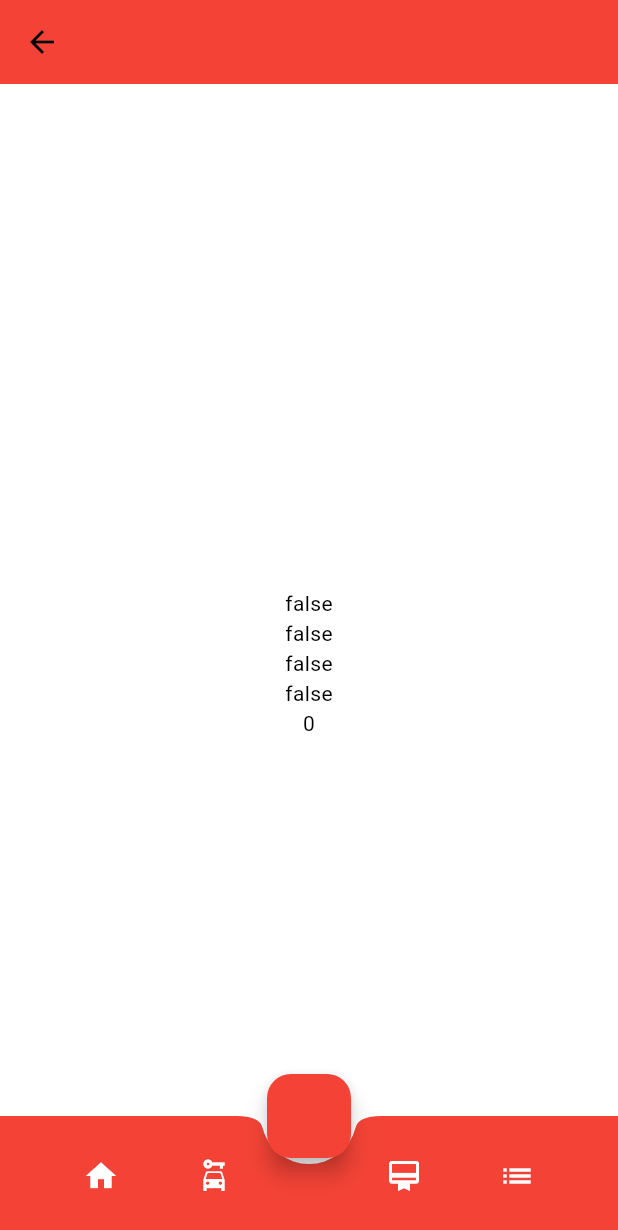
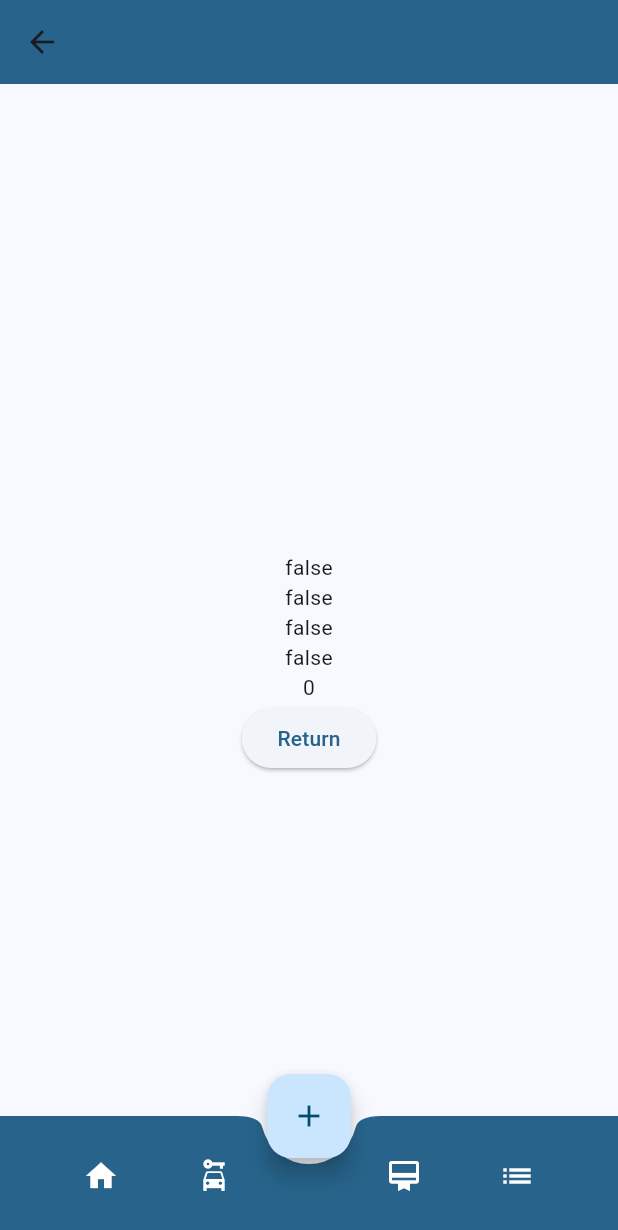
Before and after one commit to Davipcrs/parking-app, a Flutter app: the VeiculeInfoView screen opened directly with empty values, on a phone screen of 412 x 824 dp. Shown: the top 1230 px of the screen. Run offline on Flutter 3.47's test engine with Material 2 defaults, Android fonts, the phone set to English and light mode, and no system bars; our stand-ins replace dio, flutter_riverpod; network calls fail.

Commit message:
FAB creating errors

```diff
--- a/lib/view/bottom_app_bar.dart
+++ b/lib/view/bottom_app_bar.dart
@@ -19,7 +19,7 @@ appBottomBar(BuildContext context, WidgetRef ref) {
             onPressed: () {},
             icon: const Icon(Icons.car_rental),
           ),
-          SizedBox(
+          const SizedBox(
             width: 24,
           ),
           IconButton(
--- /dev/null
+++ b/lib/view/fab.dart
@@ -0,0 +1,8 @@
+import 'package:flutter/material.dart';
+
+fab(BuildContext context) {
+  return FloatingActionButton(
+    onPressed: () {},
+    child: const Icon(Icons.add),
+  );
+}
--- a/lib/view/veicule_info_view.dart
+++ b/lib/view/veicule_info.dart
@@ -2,6 +2,7 @@ import 'package:flutter/material.dart';
 import 'package:flutter_riverpod/flutter_riverpod.dart';
 import 'package:parking_app/model/veicule_model.dart';
 import 'package:parking_app/view/bottom_app_bar.dart';
+import 'package:parking_app/view/fab.dart';
 
 class VeiculeInfoView extends ConsumerWidget {
   const VeiculeInfoView({super.key, required this.selectedVeicule});
@@ -14,7 +15,7 @@ class VeiculeInfoView extends ConsumerWidget {
         backgroundColor: Theme.of(context).colorScheme.primary,
       ),
       bottomNavigationBar: appBottomBar(context, ref),
-      floatingActionButton: FloatingActionButton(onPressed: () {}),
+      floatingActionButton: fab(context),
       floatingActionButtonLocation: FloatingActionButtonLocation.centerDocked,
       body: Center(
         child: Column(
@@ -47,6 +48,12 @@ class VeiculeInfoView extends ConsumerWidget {
             ),
             Text(
               selectedVeicule.id_veiculo.toString(),
+            ),
+            ElevatedButton(
+              onPressed: () {
+                Navigator.of(context).pop();
+              },
+              child: Text('Return'),
             )
           ],
         ),
--- a/pubspec.yaml
+++ b/pubspec.yaml
@@ -30,8 +30,9 @@ environment:
 dependencies:
   flutter:
     sdk: flutter
-  dio: ^5.3.3
-  flutter_riverpod: ^2.4.3
+  dio: ^5.3.3 #MIT
+  flutter_riverpod: ^2.4.3 #MIT
+  go_router: ^11.1.3 #BSD
   # The following adds the Cupertino Icons font to your application.
   # Use with the CupertinoIcons class for iOS style icons.
   cupertino_icons: ^1.0.2
```
Also changed, not shown: lib/main.dart (+4 -7 lines), lib/view/subscriber_view_widget.dart (+16 -1 lines), lib/view/veicule_view_widget.dart (+7 -5 lines), pubspec.lock.
